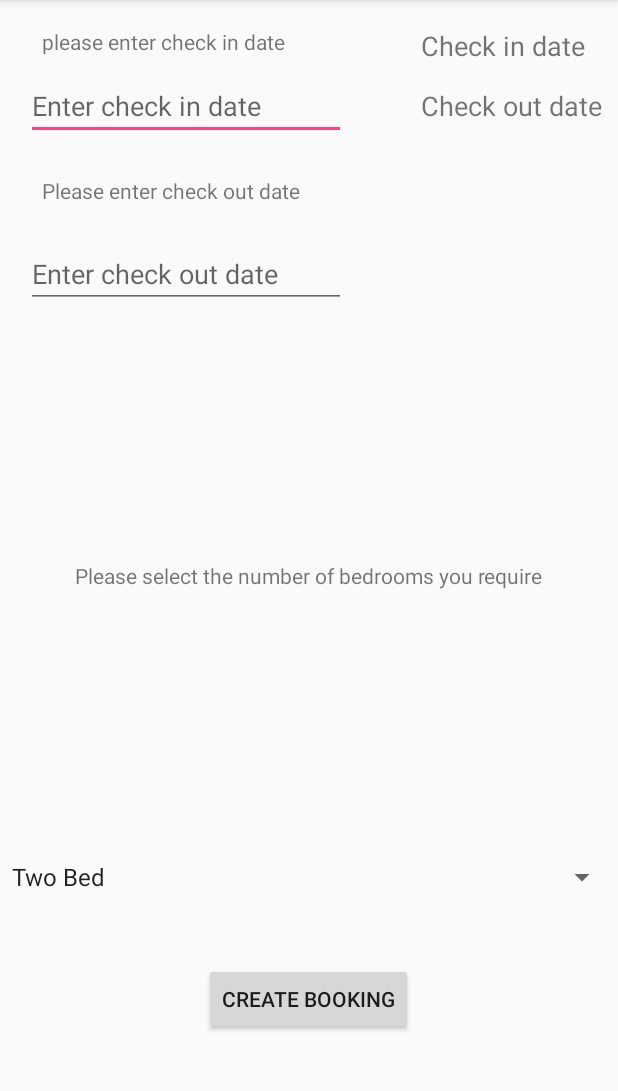
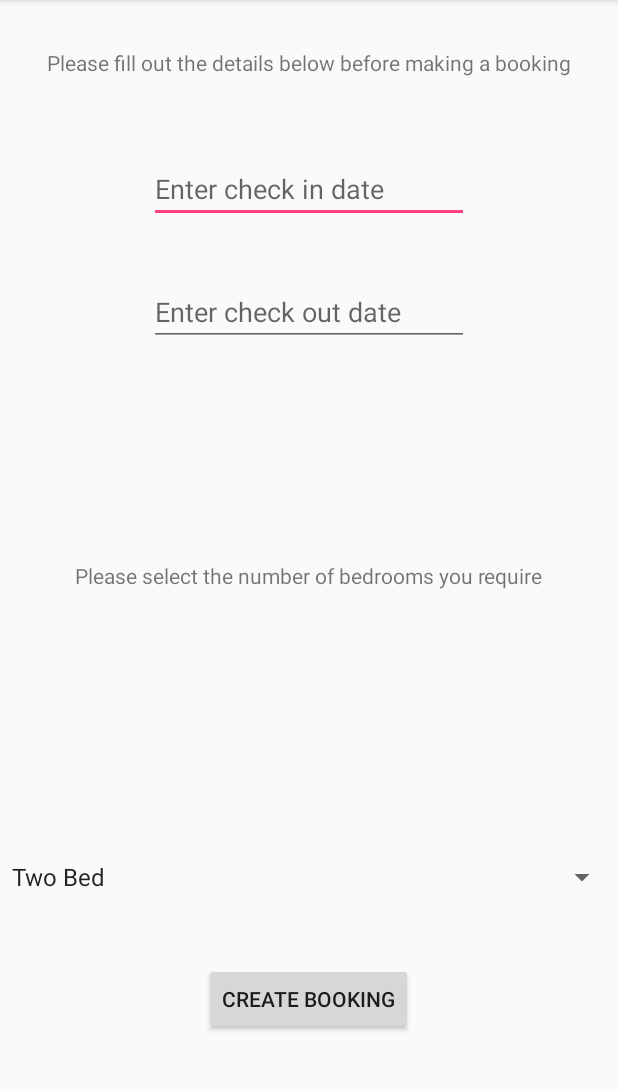
Before and after one commit to leannemcn/MaryportHolidayPark, an Android app: the screen it shows after launch once a user with an empty profile is signed in (BookingPage), in the options menu, after a tap on "Create Booking", on a phone screen of 412 x 824 dp, the part 84-1175 px from its top. Run offline under Robolectric (Android 15) with nearby library versions, the phone set to English and light mode, and no system bars; our stand-ins replace Firebase (no records; nobody signed in at launch, a user with empty details on screens opened directly).

Commit message:
Fixing Design of app

```diff
--- a/app/src/main/java/com/example/b00682737/maryportholidaypark/BookingPage.java
+++ b/app/src/main/java/com/example/b00682737/maryportholidaypark/BookingPage.java
@@ -17,11 +17,7 @@ import com.google.firebase.database.FirebaseDatabase;
 public class BookingPage extends AppCompatActivity {
 
     private static final String TAG = "BookingPage";
-    private TextView mDisplayDate;
-    private DatePickerDialog.OnDateSetListener mDateSetListener, mDateSetListener2;
-    private TextView mDisplayDate2;
-
-    EditText enterCheckIn, enterCheckOut, editTextName;
+    EditText enterCheckIn, enterCheckOut;
     Button createBooking2;
     Spinner spinnerSpin;
 
@@ -32,8 +28,6 @@ public class BookingPage extends AppCompatActivity {
     protected void onCreate(Bundle savedInstanceState) {
         super.onCreate(savedInstanceState);
         setContentView(R.layout.activity_booking_page);
-        //   mDisplayDate = (TextView) findViewById(R.id.checkIn);
-        //mDisplayDate2 = (TextView) findViewById(R.id.checkOut);
 
         databaseCaravan = FirebaseDatabase.getInstance().getReference("bookings");
 
@@ -51,61 +45,6 @@ public class BookingPage extends AppCompatActivity {
         });
     }
 
-        //  mDisplayDate.setOnClickListener(new View.OnClickListener(){
-        //    @Override
-        //   public void onClick(View view){
-        //    Calendar cal = Calendar.getInstance();
-        //   int year = cal.get(Calendar.YEAR);
-        //  int day = cal.get(Calendar.DAY_OF_MONTH);
-        //  int month = cal.get(Calendar.MONTH);
-
-        // DatePickerDialog dialog = new DatePickerDialog(
-        //     BookingPage.this,
-        //    //     android.R.style.Theme_Light, mDateSetListener, year, day, month);
-        // dialog.getWindow().setBackgroundDrawable(new ColorDrawable(Color.TRANSPARENT));
-        // dialog.show();
-        // }
-        //  });
-
-        //  mDisplayDate2.setOnClickListener(new View.OnClickListener(){
-        //   @Override
-        //  public void onClick(View view){
-        //   Calendar cal2 = Calendar.getInstance();
-        //  int year = cal2.get(Calendar.YEAR);
-        //  int day = cal2.get(Calendar.DAY_OF_MONTH);
-        // int month = cal2.get(Calendar.MONTH);
-
-        //  DatePickerDialog dialog2 = new DatePickerDialog(
-        //       BookingPage.this,
-        //       android.R.style.Theme_Light, mDateSetListener2, year, day, month);
-        // dialog2.getWindow().setBackgroundDrawable(new ColorDrawable(Color.TRANSPARENT));
-        // dialog2.show();
-        //  }
-        //  });
-
-        //mDateSetListener = new DatePickerDialog.OnDateSetListener() {
-        // @Override
-        // public void onDateSet(DatePicker datePicker, int year, int month, int day) {
-        //   month = month + 1; //this makes january appear as month 1 instead of 0
-        //  Log.d(TAG, "onDateSet: mm/dd/yyyy: " + month + "/" + day + "/" + year );
-        // String date = month + "/" + day + "/" + year;
-        // mDisplayDate.setText(date);
-        //    }
-
-        //   };
-
-        //  mDateSetListener2 = new DatePickerDialog.OnDateSetListener() {
-        //  @Override
-        // public void onDateSet(DatePicker datePicker, int year, int month, int day) {
-        //    month = month + 1; //this makes january appear as month 1 instead of 0
-        //    Log.d(TAG, "onDateSet: mm/dd/yyyy: " + month + "/" + day + "/" + year );
-        //   String date = month + "/" + day + "/" + year;
-        //   mDisplayDate2.setText(date);
-        // }
-
-        //  };
-
-        // }
 
         private void addBooking(){
             String checkingin = enterCheckIn.getText().toString().trim();
--- a/app/src/main/java/com/example/b00682737/maryportholidaypark/ProfilePage.java
+++ b/app/src/main/java/com/example/b00682737/maryportholidaypark/ProfilePage.java
@@ -22,8 +22,6 @@ public class ProfilePage extends AppCompatActivity {
 
         firebaseAuth = FirebaseAuth.getInstance();
 
-        createButton = (Button) findViewById(R.id.createButton);
-        exisitngButton = (Button) findViewById(R.id.exisitngButton);
         signOut = (Button) findViewById(R.id.signOut);
 
         signOut.setOnClickListener(new View.OnClickListener() {
--- a/app/src/main/res/layout/activity_booking_page.xml
+++ b/app/src/main/res/layout/activity_booking_page.xml
@@ -16,35 +16,13 @@
         android:entries="@array/bedroom" />
 
 
-    <TextView
-        android:id="@+id/checkIN"
-        android:layout_width="wrap_content"
-        android:layout_height="wrap_content"
-        android:layout_alignParentEnd="true"
-        android:layout_alignParentTop="true"
-        android:layout_marginEnd="22dp"
-        android:layout_marginTop="18dp"
-        android:text="Check in date"
-        android:textSize="18sp" />
-
-    <TextView
-        android:id="@+id/checkOut"
-        android:layout_width="wrap_content"
-        android:layout_height="wrap_content"
-        android:layout_alignParentTop="true"
-        android:layout_alignStart="@+id/checkIN"
-        android:layout_marginTop="58dp"
-        android:text="Check out date"
-        android:textSize="18sp"
-        tools:text="Check out date" />
-
     <EditText
         android:id="@+id/enterCheckIn"
         android:layout_width="wrap_content"
         android:layout_height="wrap_content"
-        android:layout_alignBaseline="@+id/checkOut"
-        android:layout_alignParentStart="true"
-        android:layout_marginStart="17dp"
+        android:layout_alignParentTop="true"
+        android:layout_centerHorizontal="true"
+        android:layout_marginTop="103dp"
         android:ems="10"
         android:hint="Enter check in date"
         android:inputType="textPersonName" />
@@ -61,28 +39,19 @@
     <TextView
         android:id="@+id/textView2"
         android:layout_width="wrap_content"
-        android:layout_height="wrap_content"
-        android:layout_alignParentStart="true"
-        android:layout_alignTop="@+id/checkIN"
-        android:layout_marginStart="28dp"
-        android:text="please enter check in date" />
-
-    <TextView
-        android:id="@+id/textView3"
-        android:layout_width="wrap_content"
-        android:layout_height="wrap_content"
+        android:layout_height="39dp"
         android:layout_alignParentTop="true"
-        android:layout_alignStart="@+id/textView2"
-        android:layout_marginTop="117dp"
-        android:text="Please enter check out date" />
+        android:layout_centerHorizontal="true"
+        android:layout_marginTop="32dp"
+        android:text="Please fill out the details below before making a booking" />
 
     <EditText
         android:id="@+id/enterCheckOut"
         android:layout_width="wrap_content"
         android:layout_height="wrap_content"
         android:layout_alignParentTop="true"
-        android:layout_alignStart="@+id/enterCheckIn"
-        android:layout_marginTop="160dp"
+        android:layout_centerHorizontal="true"
+        android:layout_marginTop="185dp"
         android:ems="10"
         android:hint="Enter check out date"
         android:inputType="textPersonName" />
```
Also changed, not shown: app/src/main/res/layout/activity_profile_page.xml (+0 -32 lines).
